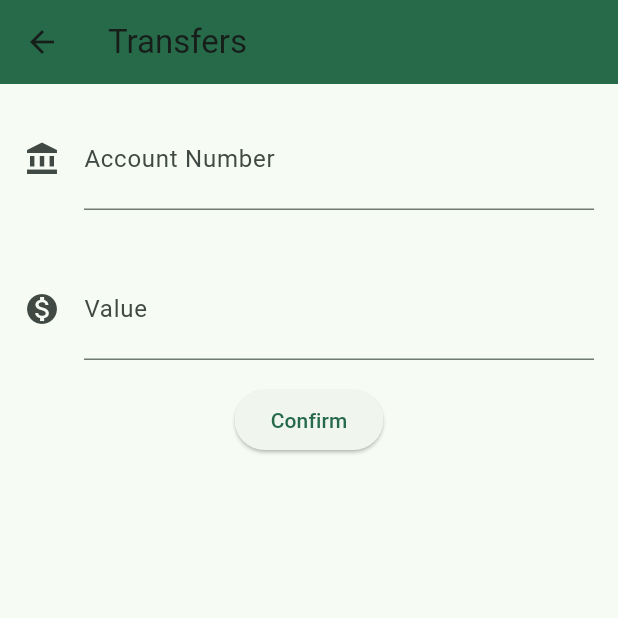
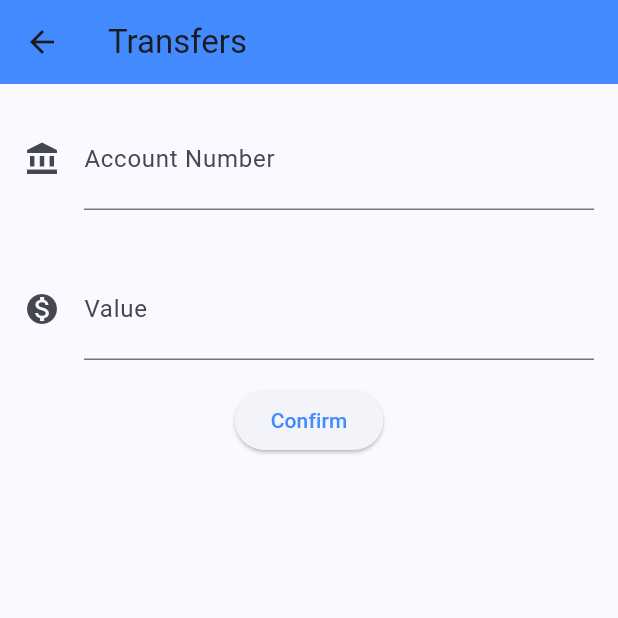
Before and after one commit to Andersonlimahw/flutter-bytebank-app, a Flutter app: the screen it shows after launch, after a tap on the "add" icon, on a phone screen of 412 x 824 dp, the top half of it. Run offline on Flutter 3.47's test engine with Material 3 defaults, Android fonts, the phone set to English and light mode, and no system bars.

Commit message:
💾 [checkpoint] adicionando theme ao app

```diff
--- a/bytebank/lib/main.dart
+++ b/bytebank/lib/main.dart
@@ -13,8 +13,18 @@ class BybankApp extends StatelessWidget {
     return MaterialApp(
       title: 'Bytebank',
       theme: ThemeData(
-        colorScheme: ColorScheme.fromSeed(seedColor: Colors.greenAccent),
         useMaterial3: true,
+        colorScheme: ColorScheme.fromSeed(
+          seedColor: Colors.blueAccent,
+          brightness: Brightness.light,
+        )
+            .copyWith(
+              background: Colors.white54,
+            )
+            .copyWith(
+              primary: Colors.blueAccent,
+              secondary: Colors.white,
+            ),
       ),
       home: TransferList(),
     );
@@ -48,7 +58,7 @@ class _TransferListState extends State<TransferList> {
           final Future routeFuture = Navigator.push(
             context,
             MaterialPageRoute(builder: (context) {
-              return TransferForm();
+              return const TransferForm();
             }),
           );
           routeFuture.then((value) => {
```
